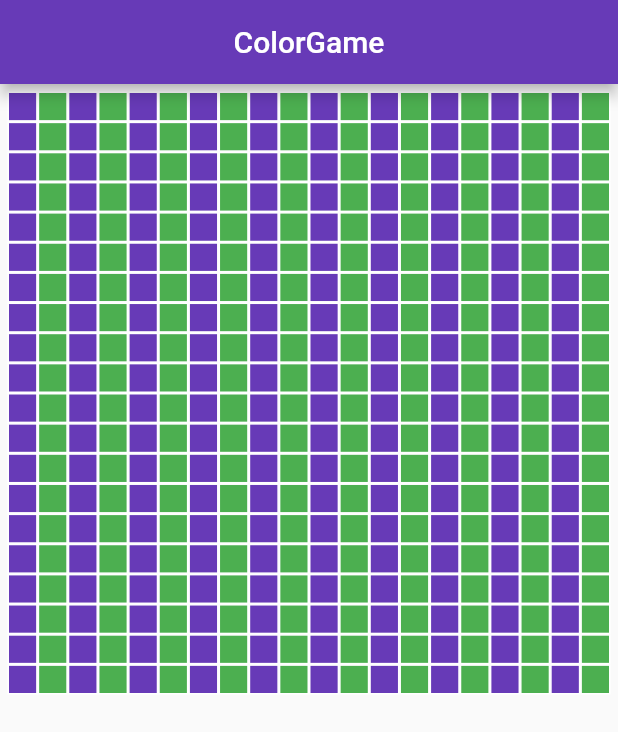
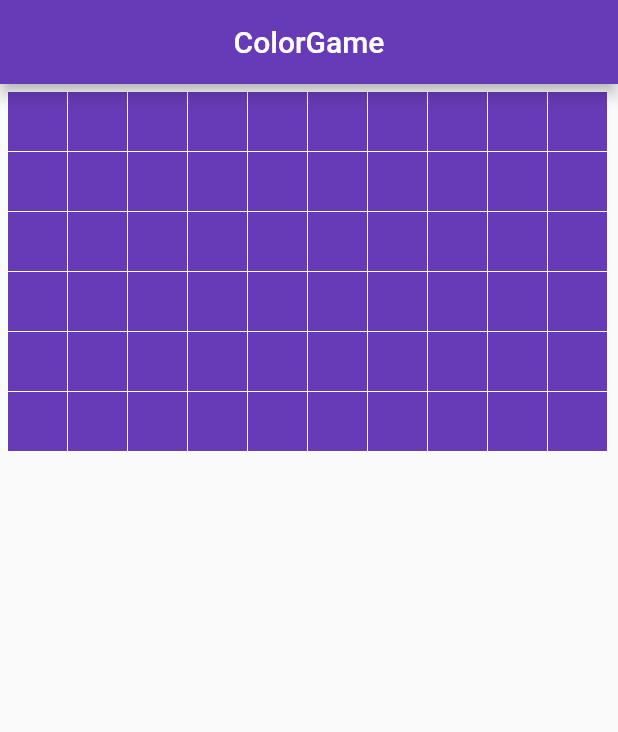
Before and after one commit to rntsoma/color-game, a Flutter app: the screen it shows after launch, on a phone screen of 412 x 824 dp. Shown: the top 732 px of the screen. Run offline on Flutter 3.47's test engine with Material 2 defaults, Android fonts, the phone set to English and light mode, and no system bars.

Commit message:
Testing dart multi dimentional array

```diff
--- a/lib/main.dart
+++ b/lib/main.dart
@@ -9,6 +9,8 @@ class Home extends StatefulWidget {
 }
 
 class _HomeState extends State<Home> {
+  double _boardSize;
+
   double _getSmallestDimension(var height, var width) {
     double ret;
 
@@ -50,12 +52,112 @@ class _HomeState extends State<Home> {
                 padding: EdgeInsets.fromLTRB(5.0, 5.0, 5.0, 5.0),
                 child: LayoutBuilder(
                   builder: (context, constraints) {
-                    const lines = 20;
-                    var boardSize = _getBoardSize(constraints);
+                    const lines = 10;
+                    // var boardSize = _getBoardSize(constraints);
                     var cellSize = _getSmallestDimension(constraints.maxHeight, constraints.maxWidth)/lines;
-                    return _createBoard(boardSize, cellSize, lines);
+                    // return _createBoard(boardSize, cellSize, lines);
+                    _boardSize = _getBoardSize(constraints);
+                    return _createBoard2(lines, cellSize.toInt());
                   },
                 ))));
+  }
+
+  Widget _createBoard2(int lines, int cellSize) {
+    List<List<Widget>> board = [];
+
+    board = createCells(lines, cellSize);
+
+    var row0 = board[0];
+    var row1 = board[1];
+    var row2 = board[2];
+    var row3 = board[3];
+    var row4 = board[4];
+    var row5 = board[5];
+    var row6 = board[6];
+    var row7 = board[7];
+    var row8 = board[8];
+    var row9 = board[9];
+    var row10 = board[10];
+    var row11 = board[11];
+    var row12 = board[12];
+    var row13 = board[13];
+    var row14 = board[14];
+    var row15 = board[99];
+    return Column(
+      children: <Widget>[
+        Row(
+          children: <Widget>[
+            for (var col in row0) Column(children: <Widget>[col],),
+          ],),
+        Row(
+          children: <Widget>[
+            for (var col in row10) Column(children: <Widget>[col],),
+          ],),
+        Row(
+          children: <Widget>[
+            for (var col in row11) Column(children: <Widget>[col],),
+          ],),
+        Row(
+          children: <Widget>[
+            for (var col in row12) Column(children: <Widget>[col],),
+          ],),
+        Row(
+          children: <Widget>[
+            for (var col in row13) Column(children: <Widget>[col],),
+          ],),
+        Row(
+          children: <Widget>[
+            for (var col in row14) Column(children: <Widget>[col],),
+          ],),
+      ],
+    );
+
+    // return Column(
+    //   children: <Widget>[
+    //     for (var row in board) Row(
+    //       children: <Widget>[
+    //         for (var col in row) Row(
+    //           children: <Widget>[col],
+    //           )
+    //       ],
+    //     )
+    //   ],
+    // );
+  }
+
+  List<List<Widget>> createCells(var lines, var cellSize) {
+    List<List<Widget>> board = [];
+    // var board = [10][10];
+
+    print("Lines: $lines");
+    print("CellSize: $cellSize");
+
+    for(int i=0; i<lines; i++) {
+      List<Widget> row  = [];
+
+      for(int j=0; j<lines; j++) {
+        row.add(
+          GestureDetector(
+            child: Column(
+              children: <Widget>[
+                SizedBox(
+                    width: cellSize.floor().toDouble(),
+                    height: cellSize.floor().toDouble(),
+                    child: DecoratedBox(
+                      decoration: BoxDecoration(color: Colors.deepPurple,
+                      border: Border.all(width: 0.0, color: Colors.white)
+                      ),
+                    )),
+              ],
+              ),
+              onTap: ()=>{print("Tapped")},
+            )
+        );
+        board.add(row);
+      }
+    }
+
+    return board;
   }
 
   Widget _createBoard(var boardSize, var cellSize, var rowCellCount) {
@@ -101,7 +203,8 @@ class _HomeState extends State<Home> {
   }
 
   Widget _singleColoredCellBuilder(var cellSize, MaterialColor color) {
-    return Column(
+    return GestureDetector(
+          child: Column(
         children: <Widget>[
           SizedBox(
               width: cellSize,
@@ -112,6 +215,8 @@ class _HomeState extends State<Home> {
                 ),
               )),
         ],
+      ),
+      onTap: ()=>{print("Tapped")},
     );
   }
 }
```
Lines whose indentation alone changed are shown as unchanged.
